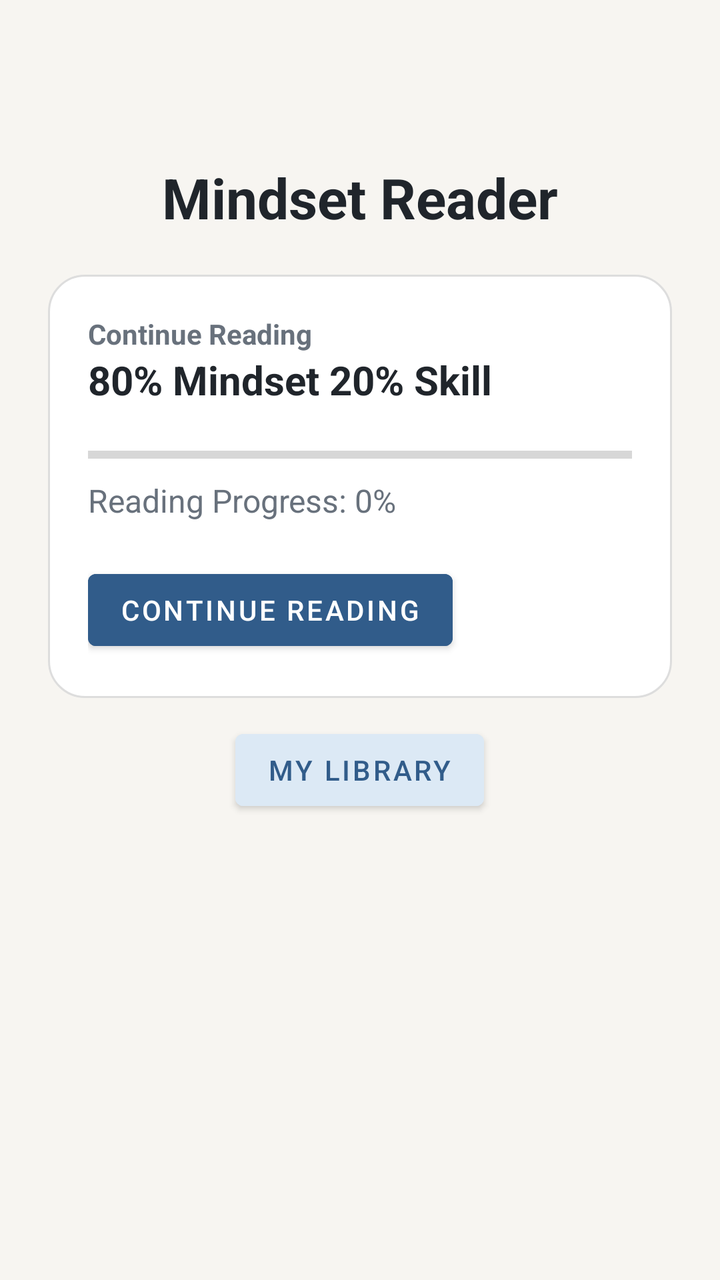
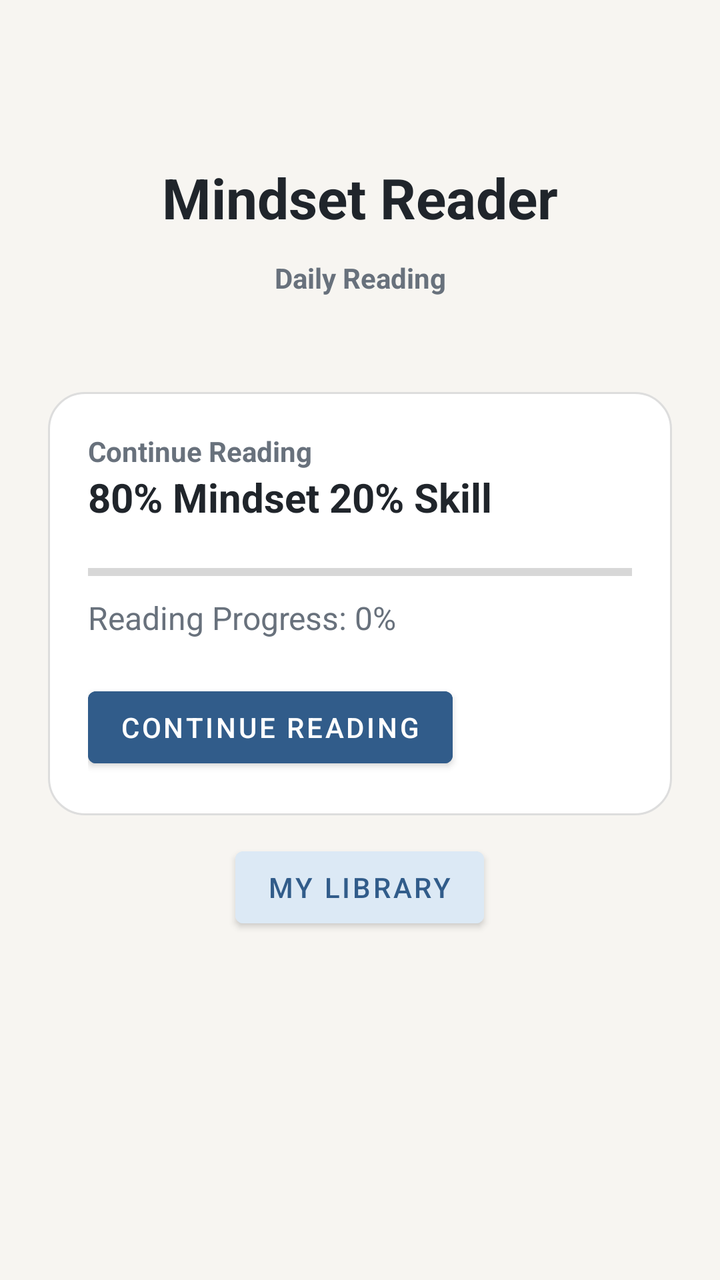

An Android layout rendered at two revisions. The XML below is the earlier revision; the diff shows what the commit changed to produce the second picture.
<!-- AndroidManifest.xml: application theme Theme.MindsetReader -->
<!-- res/layout/activity_main.xml -->
<?xml version="1.0" encoding="utf-8"?>
<FrameLayout
    xmlns:android="http://schemas.android.com/apk/res/android"
    android:layout_width="match_parent"
    android:layout_height="match_parent">

    
    <LinearLayout
        android:id="@+id/homeLayout"
        android:layout_width="match_parent"
        android:layout_height="match_parent"
        android:background="@color/background"
        android:gravity="center_horizontal"
        android:orientation="vertical"
        android:paddingStart="24dp"
        android:paddingEnd="24dp"
        android:paddingTop="80dp"
        android:paddingBottom="24dp" >

        <TextView
            android:layout_width="wrap_content"
            android:layout_height="wrap_content"
            android:text="@string/app_title"
            android:textSize="28sp"
            android:textStyle="bold"
            android:textColor="@color/text_primary" />

        <LinearLayout
            android:id="@+id/continueReadingCard"
            android:layout_width="match_parent"
            android:layout_height="wrap_content"
            android:layout_marginTop="20dp"
            android:orientation="vertical"
            android:background="@drawable/home_continue_card_background">

            <TextView
                android:layout_width="wrap_content"
                android:layout_height="wrap_content"
                android:text="@string/continue_reading"
                android:textSize="14sp"
                android:textStyle="bold"
                android:textColor="@color/text_secondary" />
            <TextView
                android:id="@+id/homeBookTitle"
                android:layout_width="match_parent"
                android:layout_height="wrap_content"
                android:text="@string/book_title"
                android:textSize="20sp"
                android:textStyle="bold"
                android:textColor="@color/text_primary" />

            <ProgressBar
                android:id="@+id/readingProgress"
                style="?android:attr/progressBarStyleHorizontal"
                android:layout_width="match_parent"
                android:layout_height="8dp"
                android:layout_marginTop="20dp"
                android:max="100"
                android:progress="0"
                android:progressTint="@color/progress" />

            <TextView
                android:id="@+id/progressText"
                android:layout_width="wrap_content"
                android:layout_height="wrap_content"
                android:layout_marginTop="8dp"
                android:text="@string/reading_progress_zero"
                android:textSize="16sp"
                android:textColor="@color/text_secondary" />

            <Button
                android:id="@+id/continueButton"
                android:layout_width="wrap_content"
                android:layout_height="wrap_content"
                android:layout_marginTop="20dp"
                android:text="@string/continue_reading"
                android:textColor="@color/white"
                android:backgroundTint="@color/primary" />

        </LinearLayout>

        <Button
            android:id="@+id/libraryButton"
            android:layout_width="wrap_content"
            android:layout_height="wrap_content"
            android:layout_marginTop="12dp"
            android:text="@string/library_title"
            android:textColor="@color/primary"
            android:backgroundTint="@color/primary_light" />

    </LinearLayout>

    
    <com.github.barteksc.pdfviewer.PDFView
        android:id="@+id/pdfView"
        android:layout_width="match_parent"
        android:layout_height="match_parent"
        android:visibility="gone" />

</FrameLayout>
<!-- resources referenced by this layout -->
<resources>
  <color name="background">#F7F5F1</color>
  <color name="primary">#315C8A</color>
  <color name="primary_light">#DCE9F5</color>
  <color name="progress">#315C8A</color>
  <color name="text_primary">#20252B</color>
  <color name="text_secondary">#68717C</color>
  <color name="white">#FFFFFFFF</color>
  <!-- drawable home_continue_card_background (drawable) -->
  <?xml version="1.0" encoding="utf-8"?>
  <shape xmlns:android="http://schemas.android.com/apk/res/android"
  
      android:shape="rectangle">
  
      <corners android:radius="18dp" />
  
      <solid android:color="@color/surface" />
  
      <stroke
          android:width="1dp"
          android:color="#DDDDDD" />
  
      <padding
          android:left="20dp"
          android:top="20dp"
          android:right="20dp"
          android:bottom="20dp" />
  
  </shape>
  <string name="app_title">Mindset Reader</string>
  <string name="book_title">80% Mindset 20% Skill</string>
  <string name="continue_reading">Continue Reading</string>
  <string name="library_title">My Library</string>
  <string name="reading_progress_zero">Reading Progress: 0%</string>
  <style name="Theme.MindsetReader" parent="Theme.MaterialComponents.DayNight.DarkActionBar">
  
          <item name="colorPrimary">@color/primary</item>
          <item name="colorPrimaryVariant">@color/primary_dark</item>
          <item name="colorOnPrimary">@color/white</item>
  
          <item name="colorSecondary">@color/primary_light</item>
          <item name="colorSecondaryVariant">@color/primary</item>
          <item name="colorOnSecondary">@color/black</item>
  
          <item name="android:statusBarColor">?attr/colorPrimaryVariant</item>
  
      </style>
  <color name="surface">#FFFFFF</color>
  <color name="primary_dark">#234568</color>
  <color name="black">#FF000000</color>
</resources>

<!-- the commit's change to res/layout/activity_main.xml (unified diff, before → after) -->
@@ -24,6 +24,26 @@
             android:textSize="28sp"
             android:textStyle="bold"
             android:textColor="@color/text_primary" />
+        <TextView
+            android:layout_width="match_parent"
+            android:layout_height="wrap_content"
+            android:layout_marginTop="12dp"
+            android:text="@string/daily_reading"
+            android:textSize="14sp"
+            android:textStyle="bold"
+            android:textColor="@color/text_secondary"
+            android:gravity="center" />
+
+        <TextView
+            android:id="@+id/dailyQuoteText"
+            android:layout_width="match_parent"
+            android:layout_height="wrap_content"
+            android:layout_marginTop="6dp"
+            android:textSize="16sp"
+            android:textColor="@color/text_primary"
+            android:gravity="center"
+            android:paddingStart="12dp"
+            android:paddingEnd="12dp" />
 
         <LinearLayout
             android:id="@+id/continueReadingCard"
<!-- resource entries referenced after the edit -->
@@ -31,6 +31,7 @@
   <string name="app_title">Mindset Reader</string>
   <string name="book_title">80% Mindset 20% Skill</string>
   <string name="continue_reading">Continue Reading</string>
+  <string name="daily_reading">Daily Reading</string>
   <string name="library_title">My Library</string>
   <string name="reading_progress_zero">Reading Progress: 0%</string>
   <style name="Theme.MindsetReader" parent="Theme.MaterialComponents.DayNight.DarkActionBar">
